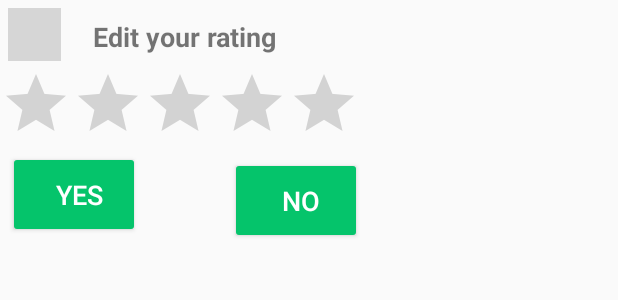
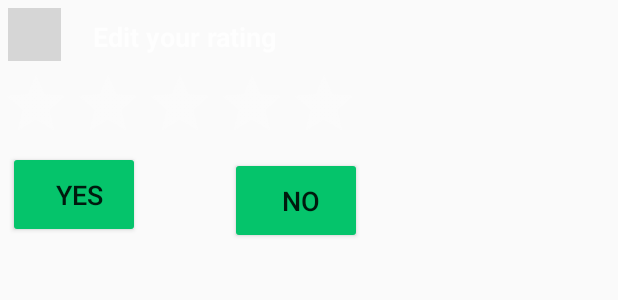
Before and after one commit to NishantAcharya/kapok-android, an Android app: the layout dialog_custom_with_rating.xml on its own in the app's theme, with its tools: preview values and no code run, on a phone screen of 412 x 824 dp. Shown: the top 300 px of the screen. Run offline under Robolectric (Android 15) with nearby library versions, the phone set to English and light mode, and no system bars; grey boxes are pictures that could not be loaded.

Commit message:
Added the Dark Mode

```diff
--- a/app/src/main/res/layout/dialog_custom_with_rating.xml
+++ b/app/src/main/res/layout/dialog_custom_with_rating.xml
@@ -2,7 +2,9 @@
 <RelativeLayout xmlns:android="http://schemas.android.com/apk/res/android"
     xmlns:app="http://schemas.android.com/apk/res-auto"
     xmlns:tools="http://schemas.android.com/tools"
-    android:orientation="vertical" android:layout_width="match_parent"
+    android:orientation="vertical"
+    android:theme="@style/ThemeOverlay.AppCompat.Dark"
+    android:layout_width="match_parent"
     android:layout_height="match_parent">
 
     <Button
--- a/app/src/main/res/layout/nav_ham_main.xml
+++ b/app/src/main/res/layout/nav_ham_main.xml
@@ -3,14 +3,14 @@
     android:id="@+id/nav_header"
     android:layout_width="match_parent"
     android:layout_height="244dp"
+    android:theme="@style/ThemeOverlay.AppCompat.Dark"
     android:background="@color/colorAccent"
     android:clickable="true"
     android:focusable="true"
     android:foreground="?attr/selectableItemBackgroundBorderless"
     android:gravity="bottom"
     android:orientation="vertical"
-    android:padding="16dp"
-    android:theme="@style/ThemeOverlay.AppCompat.Dark">
+    android:padding="16dp">
 
     <ImageView
         android:id="@+id/nav_header_imageView"
```
